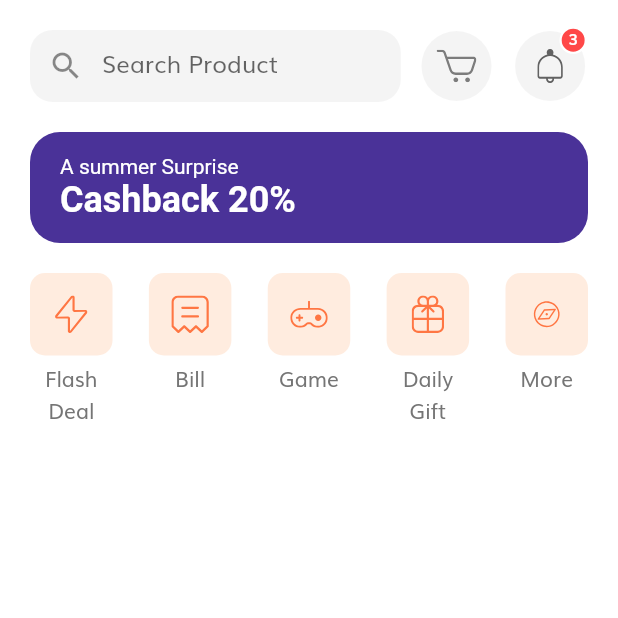
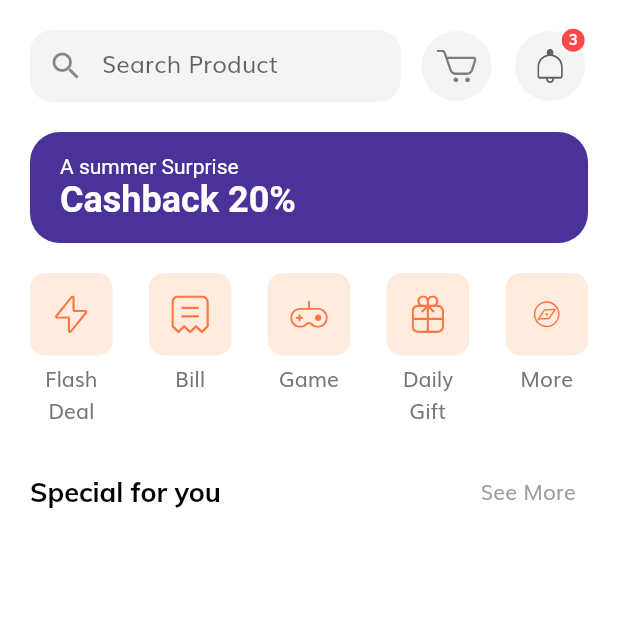
Before and after one commit to ragabelsayed/MyShopApp, a Flutter app: the HomeScreen screen opened by its route, on a phone screen of 412 x 824 dp, the top half of it. Run offline on Flutter 3.47's test engine with Material 2 defaults, Android fonts, the phone set to English and light mode, and no system bars; our stand-ins replace flutter_svg.

Commit message:
seaction title in home UI finished

```diff
--- a/my_shop/lib/screens/home/widget/body.dart
+++ b/my_shop/lib/screens/home/widget/body.dart
@@ -1,8 +1,8 @@
 import 'package:flutter/material.dart';
-
 import 'categories.dart';
 import 'discount_banner.dart';
 import 'home_header.dart';
+import 'section_title.dart';
 
 class Body extends StatelessWidget {
   @override
@@ -21,6 +21,11 @@ class Body extends StatelessWidget {
                 DiscountBanner(),
                 const SizedBox(height: 20),
                 Categories(),
+                const SizedBox(height: 20),
+                SectionTitle(
+                  text: 'Special for you',
+                  press: () {},
+                ),
               ],
             ),
           ),
--- /dev/null
+++ b/my_shop/lib/screens/home/widget/section_title.dart
@@ -0,0 +1,37 @@
+import 'package:flutter/material.dart';
+
+class SectionTitle extends StatelessWidget {
+  final String text;
+  final GestureTapCallback press;
+  const SectionTitle({
+    required this.text,
+    required this.press,
+  });
+
+  @override
+  Widget build(BuildContext context) {
+    return Row(
+      mainAxisAlignment: MainAxisAlignment.spaceBetween,
+      crossAxisAlignment: CrossAxisAlignment.center,
+      children: [
+        Text(
+          text,
+          style: TextStyle(
+            color: Colors.black,
+            fontWeight: FontWeight.bold,
+            fontSize: 18,
+          ),
+        ),
+        TextButton(
+          child: Text(
+            'See More',
+            style: TextStyle(
+              color: Colors.grey,
+            ),
+          ),
+          onPressed: press,
+        ),
+      ],
+    );
+  }
+}
```
